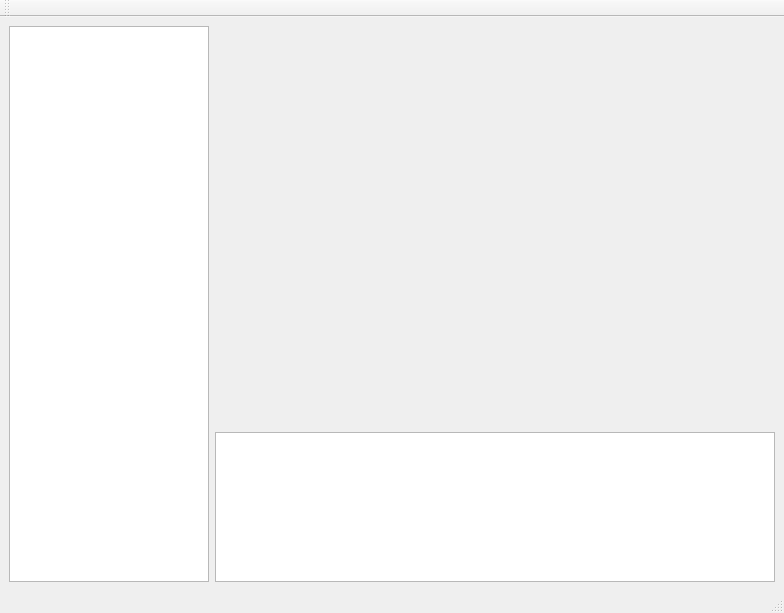
The window that OBNSoftwareRoot/src/OBNRNMModel/OBNRealTimeWaveformDisplay/obnrealtimewaveroot.ui (AlanZHW/OBNNewModel) describes before a commit, drawn with Qt 5.
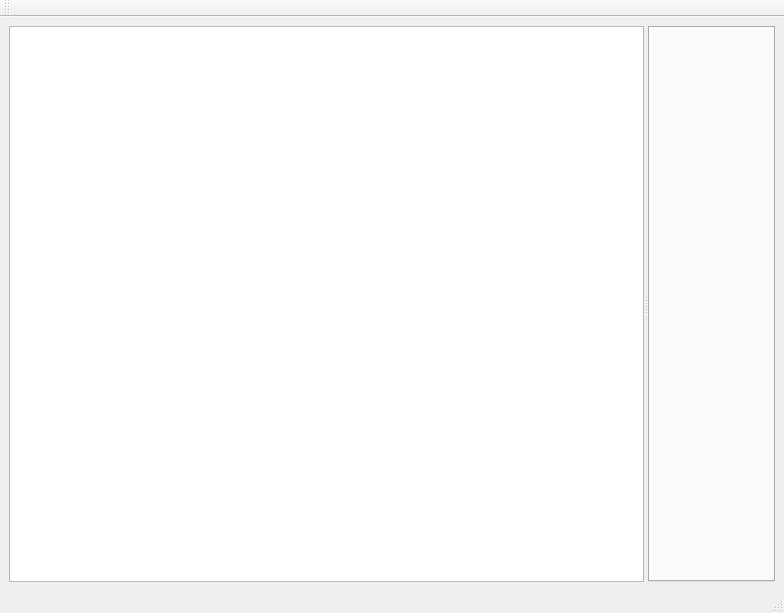
The same window after the commit.

```diff
--- a/OBNSoftwareRoot/src/OBNRNMModel/OBNRealTimeWaveformDisplay/obnrealtimewaveroot.ui
+++ b/OBNSoftwareRoot/src/OBNRNMModel/OBNRealTimeWaveformDisplay/obnrealtimewaveroot.ui
@@ -15,27 +15,26 @@
   </property>
   <widget class="QWidget" name="centralwidget">
    <layout class="QGridLayout" name="gridLayout">
-    <item row="0" column="0" rowspan="2">
+    <item row="0" column="0">
+     <widget class="QSplitter" name="splitter">
+      <property name="orientation">
+       <enum>Qt::Horizontal</enum>
+      </property>
      <widget class="QTableWidget" name="tableWidget">
+       <property name="sizePolicy">
+        <sizepolicy hsizetype="Expanding" vsizetype="Expanding">
+         <horstretch>0</horstretch>
+         <verstretch>0</verstretch>
+        </sizepolicy>
+       </property>
       <property name="maximumSize">
        <size>
-        <width>200</width>
+         <width>16777215</width>
         <height>16777215</height>
        </size>
       </property>
      </widget>
-    </item>
-    <item row="0" column="1">
-     <widget class="QWidget" name="widgetRealTimeExhibition" native="true"/>
-    </item>
-    <item row="1" column="1">
-     <widget class="QTextBrowser" name="textBrowser">
-      <property name="maximumSize">
-       <size>
-        <width>16777215</width>
-        <height>150</height>
-       </size>
-      </property>
+      <widget class="QTabWidget" name="tabWidget"/>
      </widget>
     </item>
    </layout>
```
Lines whose indentation alone changed are shown as unchanged.
